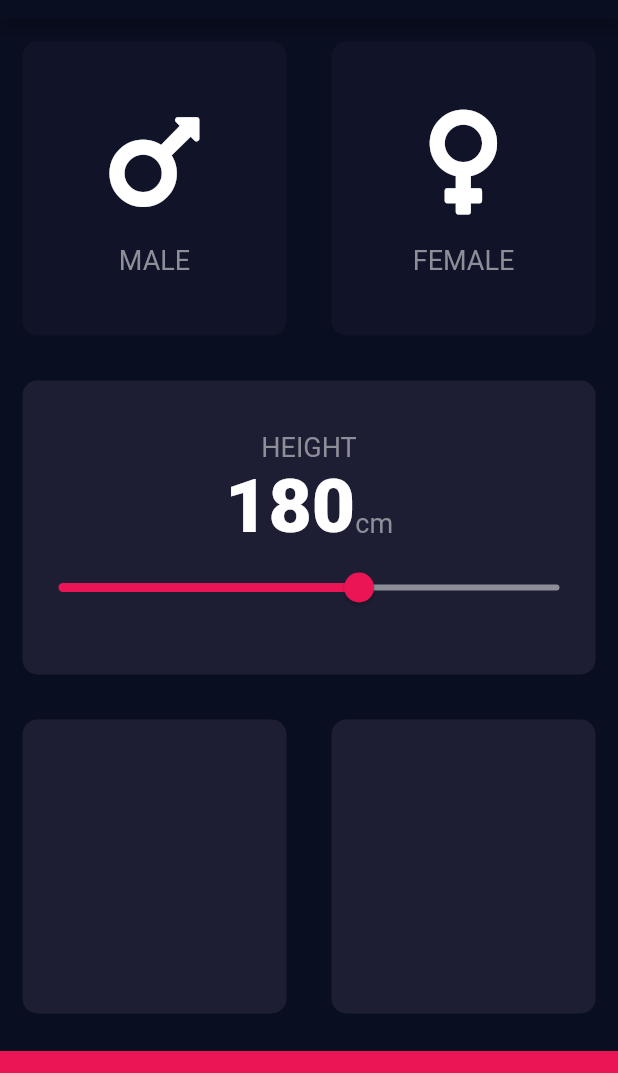
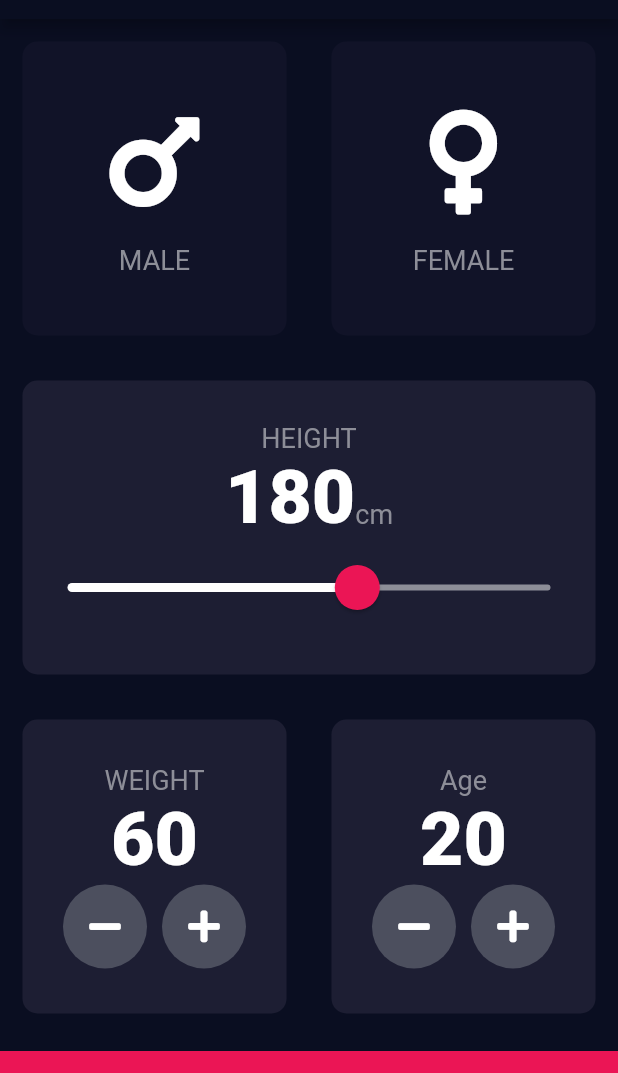
Before and after one commit to K-Kaustubh/BMI_CAL, a Flutter app: the screen it shows after launch, on a phone screen of 412 x 824 dp, the part 65-1138 px from its top. Run offline on Flutter 3.47's test engine with Material 2 defaults, Android fonts, the phone set to English and light mode, and no system bars; our stand-ins replace font_awesome_flutter.

```diff
--- a/lib/input_page.dart
+++ b/lib/input_page.dart
@@ -17,6 +17,8 @@ class InputPage extends StatefulWidget {
 class _InputPageState extends State<InputPage> {
   Gender selectedGender = null;
   int height = 180;
+  int weight = 60;
+  int age = 20;
 
   // Color maleCardColor = inactiveCardColor;
   // Color femaleCardColor = inactiveCardColor;
@@ -109,17 +111,27 @@ class _InputPageState extends State<InputPage> {
                       ),
                     ],
                   ),
-                  Slider(
+                  SliderTheme(
+                    data: SliderTheme.of(context).copyWith(
+                      inactiveTrackColor: Color(0xff8d8e98),
+                      activeTrackColor: Colors.white,
+                      thumbColor: Color(0xffeb1555),
+                      overlayColor: Color(0x29eb1555),
+                      thumbShape:
+                          RoundSliderThumbShape(enabledThumbRadius: 15.0),
+                      overlayShape:
+                          RoundSliderOverlayShape(overlayRadius: 30.0),
+                    ),
+                    child: Slider(
                       value: height.toDouble(),
                       min: 120.0,
                       max: 220.0,
-                    activeColor: Color(0xffeb1555),
-                    inactiveColor: Color(0xff8d8e98),
                       onChanged: (double newValue) {
                         setState(() {
                           height = newValue.round();
                         });
                       },
+                    ),
                   ),
                 ],
               ),
@@ -128,8 +140,88 @@ class _InputPageState extends State<InputPage> {
           Expanded(
               child: Row(
             children: [
-              Expanded(child: ReusableCard(colour: kActiveCardColor)),
-              Expanded(child: ReusableCard(colour: kActiveCardColor)),
+              Expanded(
+                child: ReusableCard(
+                  colour: kActiveCardColor,
+                  cardChild: Column(
+                    mainAxisAlignment: MainAxisAlignment.center,
+                    children: [
+                      Text(
+                        "WEIGHT",
+                        style: kLabelTextStyle,
+                      ),
+                      Text(
+                        weight.toString(),
+                        style: kNumberTextStyle,
+                      ),
+                      Row(
+                        mainAxisAlignment: MainAxisAlignment.center,
+                        children: [
+                          RoundIconButton(
+                            icon: FontAwesomeIcons.minus,
+                            onPressed: () {
+                              setState(() {
+                                weight--;
+                              });
+                            },
+                          ),
+                          SizedBox(
+                            width: 10.0,
+                          ),
+                          RoundIconButton(
+                            icon: FontAwesomeIcons.plus,
+                            onPressed: () {
+                              setState(() {
+                                weight++;
+                              });
+                            },
+                          ),
+                        ],
+                      ),
+                    ],
+                  ),
+                ),
+              ),
+              Expanded(
+                child: ReusableCard(
+                  colour: kActiveCardColor,
+                  cardChild: Column(
+                    mainAxisAlignment: MainAxisAlignment.center,
+                    children: [
+                      Text(
+                        "Age",
+                        style: kLabelTextStyle,
+                      ),
+                      Text(
+                        age.toString(),
+                        style: kNumberTextStyle,
+                      ),
+                      Row(
+                        mainAxisAlignment: MainAxisAlignment.center,
+                        children: [
+                          RoundIconButton(
+                              icon: FontAwesomeIcons.minus,
+                              onPressed: () {
+                                setState(() {
+                                  age--;
+                                });
+                              }),
+                          SizedBox(
+                            width: 10.0,
+                          ),
+                          RoundIconButton(
+                              icon: FontAwesomeIcons.plus,
+                              onPressed: () {
+                                setState(() {
+                                  age++;
+                                });
+                              }),
+                        ],
+                      )
+                    ],
+                  ),
+                ),
+              ),
             ],
           )),
           Container(
@@ -143,3 +235,25 @@ class _InputPageState extends State<InputPage> {
     );
   }
 }
+
+class RoundIconButton extends StatelessWidget {
+  RoundIconButton({@required this.icon, @required this.onPressed});
+
+  final IconData icon;
+  final Function onPressed;
+
+  @override
+  Widget build(BuildContext context) {
+    return RawMaterialButton(
+      child: Icon(icon),
+      onPressed: onPressed,
+      elevation: 0.0,
+      constraints: BoxConstraints.tightFor(
+        width: 56.0,
+        height: 56.0,
+      ),
+      shape: CircleBorder(),
+      fillColor: Color(0xff4c4f5e),
+    );
+  }
+}
```
Lines whose indentation alone changed are shown as unchanged.
